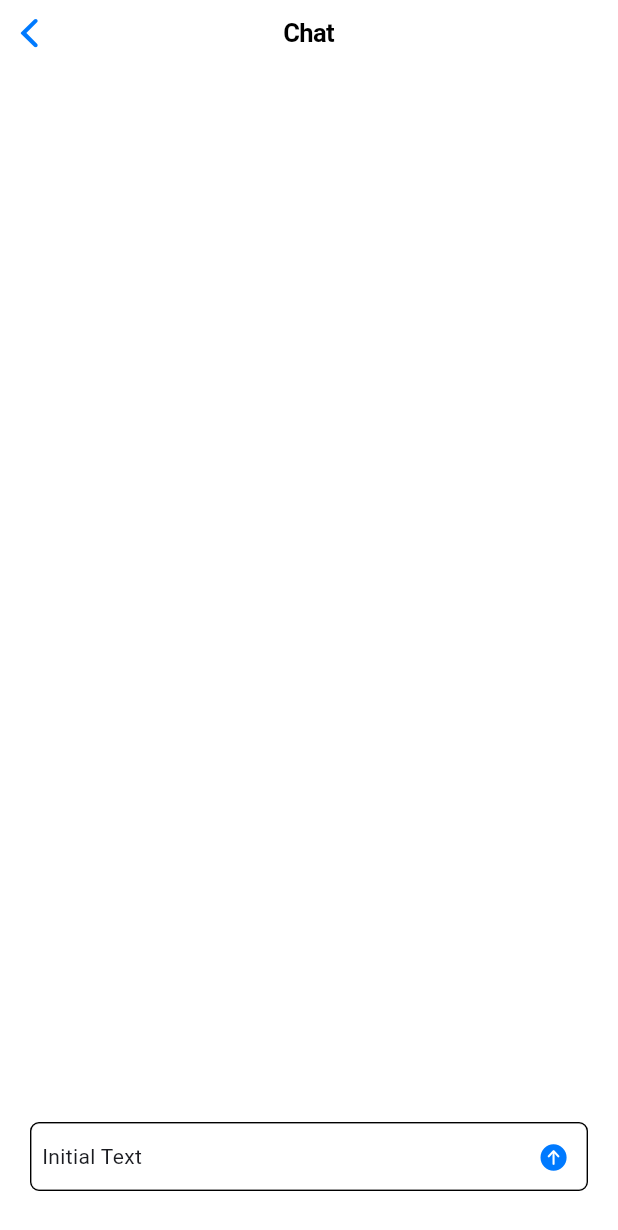
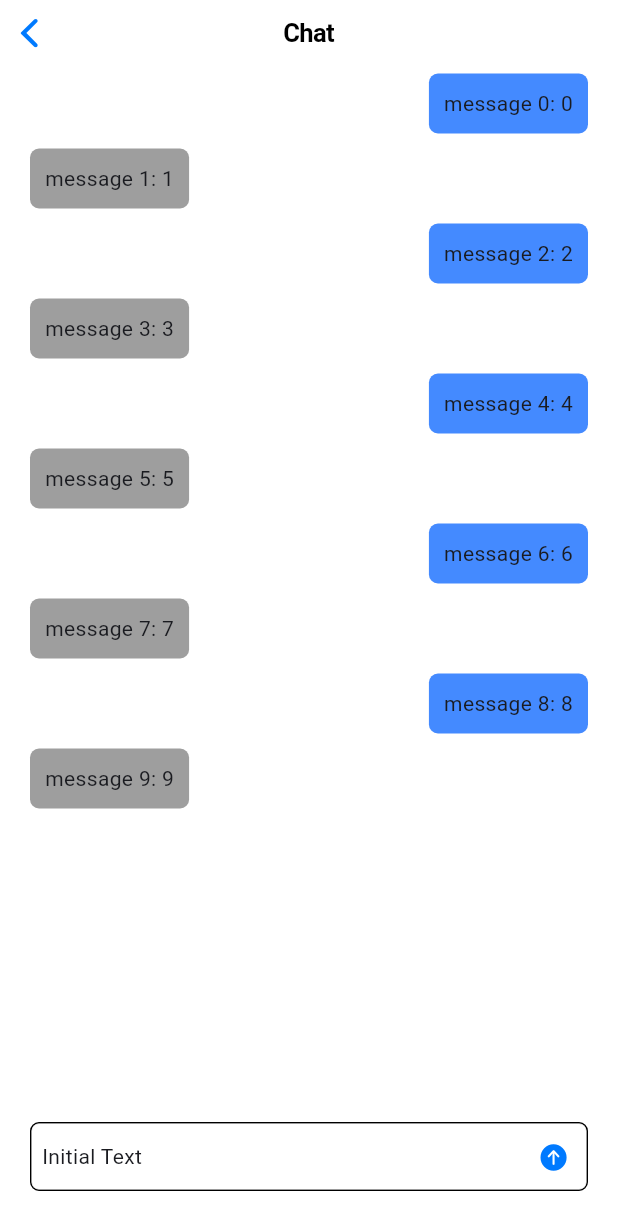
Before and after one commit to ClutchOttoman/BocaChat, a Flutter app: the ChatPage screen opened directly, on a phone screen of 412 x 824 dp. Shown: the top 1230 px of the screen. Run offline on Flutter 3.47's test engine with Material 3 defaults, Android fonts, the phone set to English and light mode, and no system bars; our stand-ins replace shared_preferences; accounts and stored records are empty.

Commit message:
added methods for fetching chat information from API.
+ General comments added

```diff
--- a/lib/main.dart
+++ b/lib/main.dart
@@ -1,5 +1,5 @@
 /*import 'package:flutter/cupertino.dart';
-import 'TextColumn.dart';
+import 'ChatView.dart';
 
 void main() {
   runApp(const MyApp());
--- a/lib/models/ConversationModel.dart
+++ b/lib/models/ConversationModel.dart
@@ -1,22 +1,59 @@
+//Models for Conversation and individual ConversationMessages
 class Conversation {
-  List<ConversationMessage> conversation = [];
-  String topic = "No Topic";
+  late List<ConversationMessage> conversation;
+  late String topic;
 
+  //defualt constructor
   Conversation({
     required List<ConversationMessage> messageList,
     required String newTopic,
   }) {
+    conversation = List<ConversationMessage>.empty(growable: true);
     conversation.addAll(messageList);
     topic = newTopic;
   }
 
+  //private constructor for use when making a conversation fetched from API
+  Conversation._create() {
+    conversation = List<ConversationMessage>.empty(growable: true);
+    topic = "";
+  }
+
+  //exposed method to use to make a conversation using dat fetched from API
+  static Future<Conversation> getConversation({
+    required String userId,
+    required String conversationId,
+  }) async {
+    var conversation = Conversation._create();
+
+    //do API fetch to get conversation from db
+
+    //TEMP random gen
+    conversation.conversation.addAll(
+      List.generate(
+        10,
+        (i) => ConversationMessage(
+          newMessage: "message $i",
+          isUser: (i % 2 == 0 ? true : false),
+        ),
+      ),
+    );
+
+    return conversation;
+  }
+
+  //setter method for adding message to a conversation.
   void addMessage(ConversationMessage message) {
     conversation.add(message);
   }
 }
 
+//class for individual conversation message
 class ConversationMessage {
   String message = "";
+
+  //denotes if message is from user or sent to user
+  //used when differentiating between message types in ui
   bool userMessage = true;
 
   ConversationMessage({required String newMessage, required bool isUser}) {
--- a/lib/pages/chat_page.dart
+++ b/lib/pages/chat_page.dart
@@ -1,5 +1,5 @@
 import 'package:flutter/cupertino.dart';
-import '../views/TextColumn.dart';
+import '../views/ChatView.dart';
 
 class ChatPage extends StatelessWidget {
   const ChatPage({super.key});
@@ -8,7 +8,7 @@ class ChatPage extends StatelessWidget {
   Widget build(BuildContext context) {
     return const CupertinoPageScaffold(
       navigationBar: CupertinoNavigationBar(middle: Text('Chat')),
-      child: TextColumn(),
+      child: ChatView(),
     );
   }
 }
--- a/lib/views/TextColumn.dart
+++ b/lib/views/ChatView.dart
@@ -1,9 +1,5 @@
-import 'dart:convert';
-
 import 'package:flutter/cupertino.dart';
-import 'package:flutter/foundation.dart';
 import 'package:flutter/material.dart';
-import 'package:http/http.dart' as http;
 
 import '../viewModels/ChatViewModel.dart';
 import '../models/ConversationModel.dart';
@@ -15,19 +11,34 @@ const String INITIAL_TEXT = 'Initial Text';
 const Widget sendButtonIcon = Icon(CupertinoIcons.arrow_up_circle_fill);
 const Widget loadingAnim = CupertinoActivityIndicator(color: Colors.blueAccent);
 
-class TextColumn extends StatefulWidget {
-  const TextColumn({super.key});
+// View for chat interface with message list and message input.
+// TODO -- include interfacing for userID and conversationID to initialize with desired conversation
+class ChatView extends StatefulWidget {
+  const ChatView({super.key});
 
   @override
-  State<TextColumn> createState() => _TextColumnState();
+  State<ChatView> createState() => _ChatViewState();
 }
 
-class _TextColumnState extends State<TextColumn> {
+class _ChatViewState extends State<ChatView> {
+  //ViewModel to handle conversation information and conversation logic
   final ChatViewModel _viewModel = ChatViewModel();
+  List<ConversationMessage> initialMessageList =
+      List<ConversationMessage>.empty(growable: true);
   final TextEditingController _inputController = TextEditingController(
     text: INITIAL_TEXT,
   );
   final ScrollController _scrollController = ScrollController();
+
+  @override
+  void initState() {
+    //fetch conversation based on desired conversation info
+    _viewModel.loadConversation(
+      userId: "userId",
+      conversationId: "conversationId",
+    );
+    super.initState();
+  }
 
   @override
   void dispose() {
@@ -67,12 +78,36 @@ class _TextColumnState extends State<TextColumn> {
                     controller: _scrollController,
                     itemCount: messages.length,
                     itemBuilder: (context, index) {
+                      if (messages[index].userMessage) {
+                        return Align(
+                          alignment: Alignment.centerRight,
+                          child: Container(
+                            margin: const EdgeInsets.only(
+                              left: 80,
+                              right: 20,
+                              top: 5,
+                              bottom: 5,
+                            ),
+                            padding: const EdgeInsets.all(10),
+                            decoration: BoxDecoration(
+                              color: Colors.blueAccent,
+                              borderRadius: BorderRadius.circular(6),
+                            ),
+                            child: Text(
+                              "${messages[index].message}: $index",
+                              style: textStyle,
+                            ),
+                          ),
+                        );
+                      } else {
                         return Align(
                           alignment: Alignment.centerLeft,
                           child: Container(
-                          margin: const EdgeInsets.symmetric(
-                            horizontal: 20,
-                            vertical: 5,
+                            margin: const EdgeInsets.only(
+                              left: 20,
+                              right: 80,
+                              top: 5,
+                              bottom: 5,
                             ),
                             padding: const EdgeInsets.all(10),
                             decoration: BoxDecoration(
@@ -85,6 +120,7 @@ class _TextColumnState extends State<TextColumn> {
                             ),
                           ),
                         );
+                      }
                     },
                   ),
                 );
```
Also changed, not shown: lib/viewModels/ChatViewModel.dart (+40 -4 lines). Lines whose indentation alone changed are shown as unchanged.
